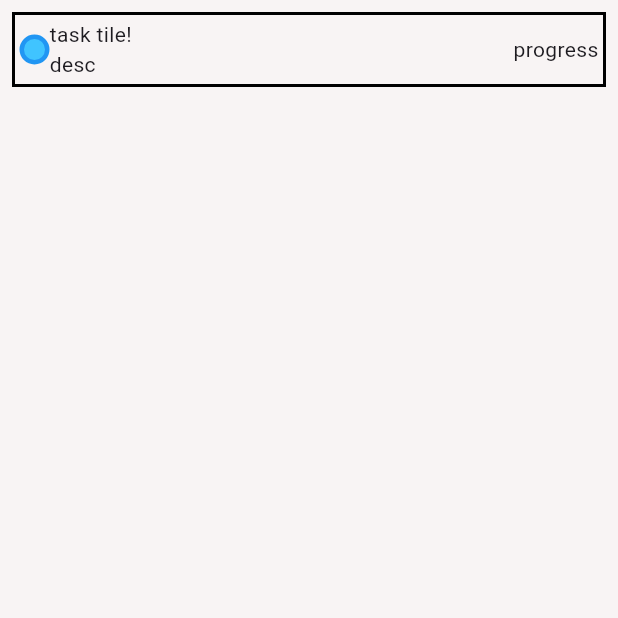
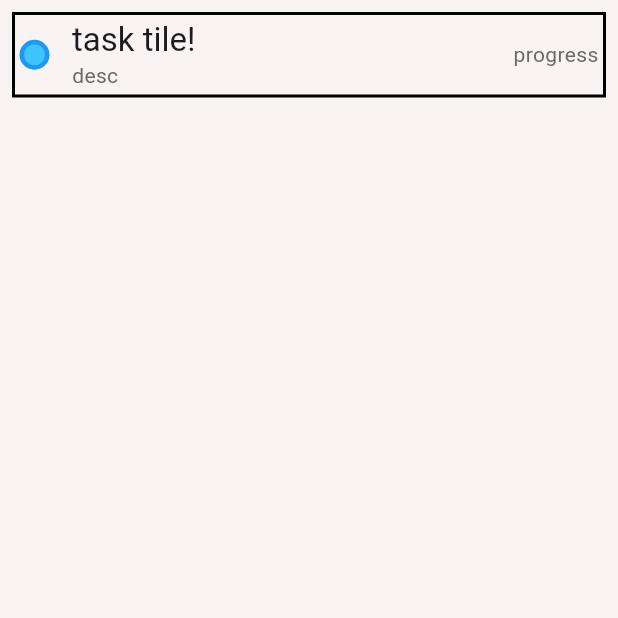
Before and after one commit to Michael-R-Dickinson/todolist, a Flutter app: the screen it shows after launch, on a phone screen of 412 x 824 dp, the top half of it. Run offline on Flutter 3.47's test engine with Material 3 defaults, Android fonts, the phone set to English and light mode, and no system bars.

Commit message:
added custom theme for text

```diff
--- a/lib/main.dart
+++ b/lib/main.dart
@@ -1,5 +1,5 @@
 import 'package:flutter/material.dart';
-import 'package:todolist/colors.dart';
+import 'package:todolist/theme/custom_theme.dart';
 import 'package:todolist/widgets/todo_list.dart';
 
 void main() {
@@ -13,10 +13,7 @@ class MyApp extends StatelessWidget {
   Widget build(BuildContext context) {
     return MaterialApp(
         title: 'Flutter Demo',
-        theme: ThemeData(
-          useMaterial3: true,
-          scaffoldBackgroundColor: backgroundColor,
-        ),
+        theme: customTheme,
         themeMode: ThemeMode.light,
         home: const Scaffold(body: TodoList()));
   }
--- a/lib/colors.dart
+++ b/lib/theme/colors.dart
@@ -2,3 +2,6 @@ import 'package:flutter/material.dart';
 
 const Color backgroundColor = Color.fromARGB(255, 248, 244, 244);
 const Color cardColor = Color.fromARGB(253, 254, 255, 255);
+
+// Text
+const Color textLight = Color.fromARGB(255, 107, 107, 107);
--- /dev/null
+++ b/lib/theme/custom_theme.dart
@@ -0,0 +1,21 @@
+import 'package:flutter/material.dart';
+import 'package:todolist/theme/colors.dart';
+
+final customTheme = ThemeData(
+  useMaterial3: true,
+  textTheme: const TextTheme(
+    titleMedium: TextStyle(
+      fontSize: 18,
+      fontWeight: FontWeight.w500,
+    ),
+    bodyMedium: TextStyle(
+        fontSize: 14, fontWeight: FontWeight.normal, color: textLight),
+  ),
+  scaffoldBackgroundColor: backgroundColor,
+);
+
+// Currently just an example of how to extend the default theme
+extension CustomTextStyles on TextTheme {
+  TextStyle get customTextStyle =>
+      const TextStyle(fontSize: 16, fontStyle: FontStyle.italic);
+}
--- a/lib/widgets/task_text.dart
+++ b/lib/widgets/task_text.dart
@@ -10,6 +10,18 @@ class TaskText extends StatelessWidget {
   Widget build(BuildContext context) {
     return Column(
         crossAxisAlignment: CrossAxisAlignment.start,
-        children: [Text(title), Text(description)]);
+        mainAxisAlignment: MainAxisAlignment.start,
+        children: [
+          Text(
+            title,
+            style: Theme.of(context).textTheme.titleLarge,
+            textHeightBehavior:
+                const TextHeightBehavior(applyHeightToLastDescent: false),
+          ),
+          Text(
+            description,
+            style: Theme.of(context).textTheme.bodyMedium,
+          )
+        ]);
   }
 }
--- a/lib/widgets/todo_list.dart
+++ b/lib/widgets/todo_list.dart
@@ -27,6 +27,9 @@ class TodoList extends StatelessWidget {
                 Container(
                   child: const Row(children: [
                     CompleteCheckbox(),
+                    SizedBox(
+                      width: 15,
+                    ),
                     TaskText(
                       title: "task tile!",
                       description: "desc",
```
